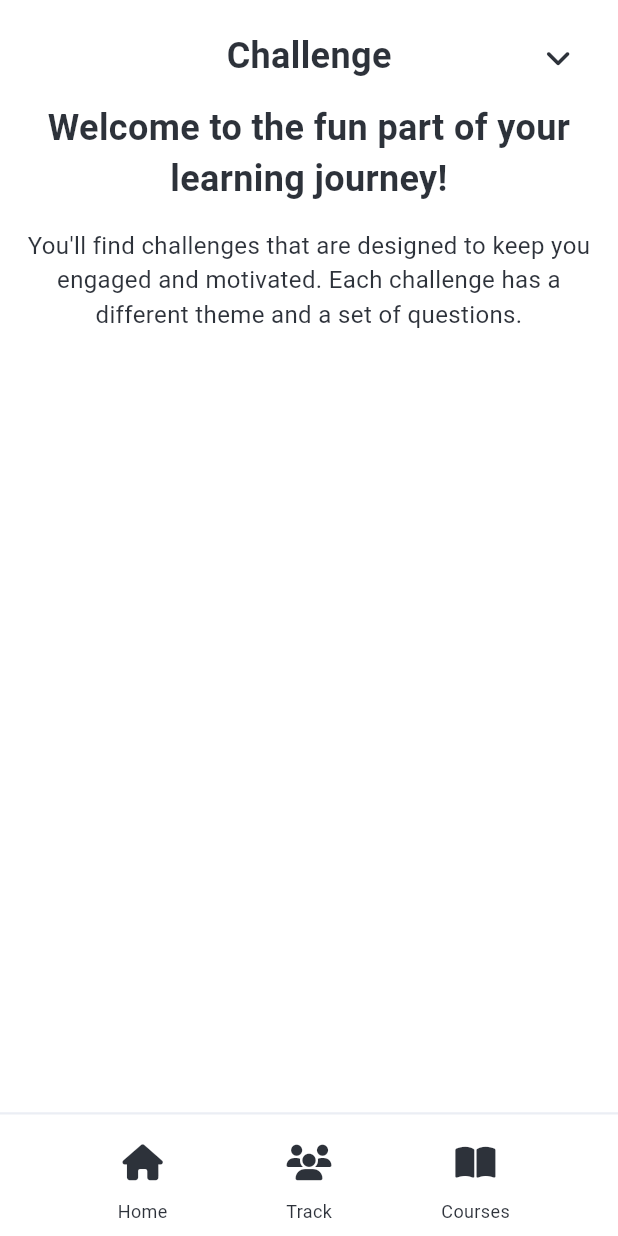
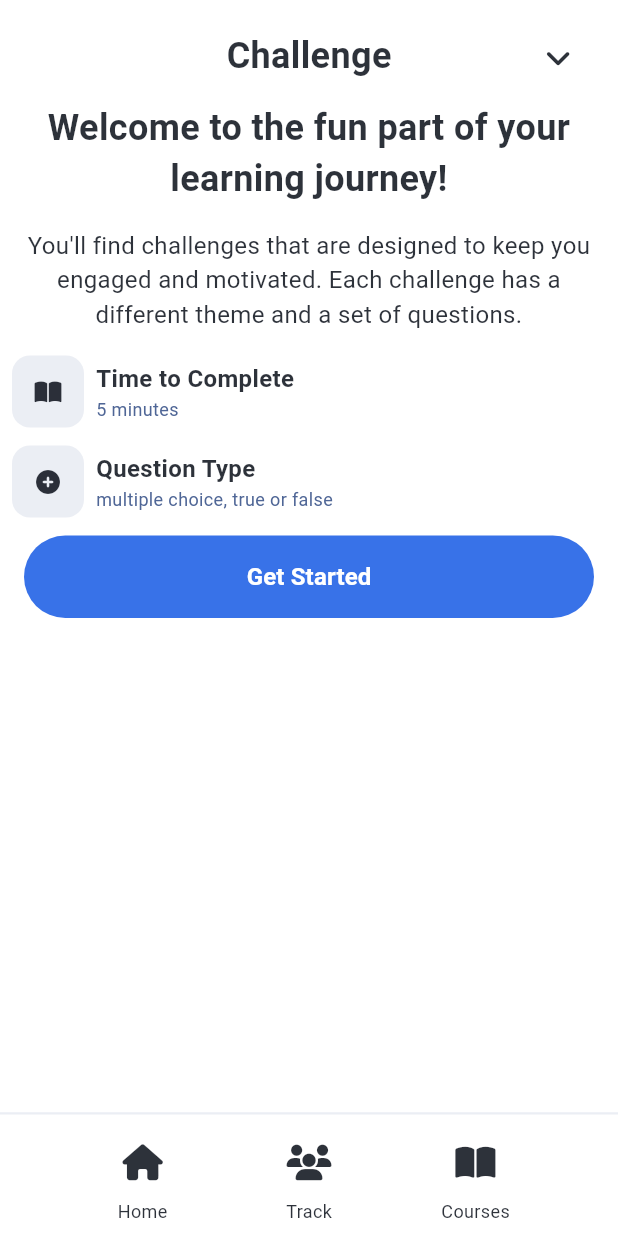
Before and after one commit to SiegfredLorelle/edugaite, a Flutter app: the CoursesPage screen opened by its route, on a phone screen of 412 x 824 dp. Run offline on Flutter 3.47's test engine with Material 3 defaults, Android fonts, the phone set to English and light mode, and no system bars; our stand-ins replace carousel_slider, firebase_auth, firebase_core, font_awesome_flutter; missing offline and left inert: flame; accounts and stored records are empty; Roboto replaces fonts that are missing (Lexend).

Commit message:
Add questions info & start button in courses page

```diff
--- a/lib/screens/courses.dart
+++ b/lib/screens/courses.dart
@@ -2,14 +2,13 @@ import 'package:flutter/material.dart';
 import 'package:font_awesome_flutter/font_awesome_flutter.dart';
 
 import '../widgets/nav-footer.dart';
-
 
 class CoursesPage extends StatelessWidget {
   const CoursesPage({super.key});
 
   @override
   Widget build(BuildContext context) {
-    return const Scaffold(
+    return Scaffold(
       appBar: PreferredSize(
         preferredSize: Size.fromHeight(80.0),
         child: CoursesPageHeader(),
@@ -66,14 +65,11 @@ class CoursesPageHeader extends StatelessWidget {
   }
 }
 
-
-
 class CoursesPageBody extends StatelessWidget {
   const CoursesPageBody({super.key});
 
   @override
   Widget build(BuildContext context) {
-
     return SingleChildScrollView(
       child: Container(
         child: Column(
@@ -105,6 +101,126 @@ class CoursesPageBody extends StatelessWidget {
                 ),
               ),
             ),
+            Container(
+              color: Colors.white70,
+              padding: const EdgeInsets.fromLTRB(8.0, 8.0, 8.0, 4.0),
+              child: Row(
+                children: <Widget>[
+                  Container(
+                    decoration: BoxDecoration(
+                      color: const Color.fromRGBO(232, 235, 242, 0.867), // Set your desir,
+                      borderRadius: BorderRadius.circular(12.0), // Border radius
+                    ),
+                    child: IconButton(
+                      icon: const FaIcon(
+                        FontAwesomeIcons.bookOpen,
+                        size: 16,
+                      ),
+                      color: const Color.fromRGBO(13, 18, 28, 0.867),
+                      onPressed: () {},
+                    ),
+                  ),
+                  const SizedBox(width: 8.0), // Add some spacing between the buttons
+                  Column(
+                    crossAxisAlignment: CrossAxisAlignment.start,
+                    children: const [
+                      Text(
+                        "Time to Complete",
+                        textAlign: TextAlign.center,
+                        style: TextStyle(
+                          fontSize: 16.0,
+                          color: Color.fromRGBO(13, 18, 28, 0.867), // Se
+                          fontFamily: "Lexend",
+                          fontWeight: FontWeight.bold,
+                        ),
+                      ),
+                      Text(
+                        "5 minutes",
+                        textAlign: TextAlign.center,
+                        style: TextStyle(
+                          fontSize: 12.0,
+                          color: Color.fromRGBO(79, 102, 150, 1), // Label text color
+                          fontFamily: "Lexend",
+                        ),
+                      ),
+                    ],
+                  ),
+                ],
+              ),
+            ),
+            Container(
+              color: Colors.white70,
+              padding: const EdgeInsets.fromLTRB(8.0, 8.0, 8.0, 4.0),
+              child: Row(
+                children: <Widget>[
+                  Container(
+                    decoration: BoxDecoration(
+                      color: const Color.fromRGBO(232, 235, 242, 0.867), // Set your desir,
+                      borderRadius: BorderRadius.circular(12.0), // Border radius
+                    ),
+                    child: IconButton(
+                      icon: const FaIcon(
+                        FontAwesomeIcons.circlePlus,
+                        size: 16,
+                      ),
+                      color: const Color.fromRGBO(13, 18, 28, 0.867),
+                      onPressed: () {},
+                    ),
+                  ),
+                  const SizedBox(width: 8.0), // Add some spacing between the buttons
+                  Column(
+                    crossAxisAlignment: CrossAxisAlignment.start,
+                    children: const [
+                      Text(
+                        "Question Type",
+                        textAlign: TextAlign.center,
+                        style: TextStyle(
+                          fontSize: 16.0,
+                          color: Color.fromRGBO(13, 18, 28, 0.867), // Se
+                          fontFamily: "Lexend",
+                          fontWeight: FontWeight.bold,
+                        ),
+                      ),
+                      Text(
+                        "multiple choice, true or false",
+                        textAlign: TextAlign.center,
+                        style: TextStyle(
+                          fontSize: 12.0,
+                          color: Color.fromRGBO(79, 102, 150, 1), // Label text color
+                          fontFamily: "Lexend",
+                        ),
+                      ),
+                    ],
+                  ),
+                ],
+              ),
+            ),
+            Container(
+              width: double.infinity,
+              padding: const EdgeInsets.symmetric(horizontal: 16.0, vertical: 8.0),
+              child: TextButton(
+                onPressed: () {
+                  // Define the button action here
+                },
+                style: TextButton.styleFrom(
+                  backgroundColor: const Color.fromRGBO(26, 92, 229,
+                        0.867), // Set your desired background color, // Set button color
+                  padding: const EdgeInsets.symmetric(vertical: 16.0), // Set padding
+                  shape: RoundedRectangleBorder(
+                    borderRadius: BorderRadius.circular(36.0), // Rounded edges
+                  ),
+                ),
+                child: const Text(
+                  'Get Started',
+                  style: TextStyle(
+                    color: Colors.white, // Set text color
+                    fontSize: 16.0, // Set text size
+                    fontFamily: "Lexend",
+                    fontWeight: FontWeight.bold,
+                  ),
+                ),
+              ),
+            ),
           ],
         ),
       ),
```
